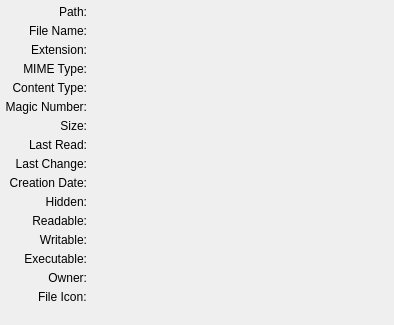
Old version of the form ui/fileinfowidget.ui in the repository rikyoz/MrHash.
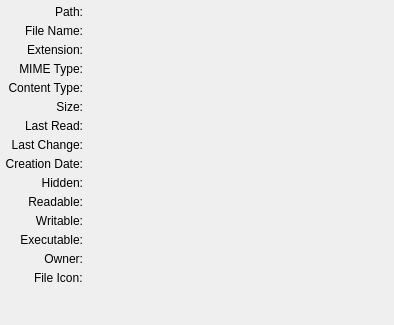
New version of the form.

Commit message: Remove useless code

Patch:
```diff
--- a/ui/fileinfowidget.ui
+++ b/ui/fileinfowidget.ui
@@ -142,26 +142,6 @@
     </widget>
    </item>
    <item row="5" column="0">
-    <widget class="QLabel" name="label_37">
-     <property name="text">
-      <string>Magic Number:</string>
-     </property>
-     <property name="alignment">
-      <set>Qt::AlignRight|Qt::AlignTrailing|Qt::AlignVCenter</set>
-     </property>
-    </widget>
-   </item>
-   <item row="5" column="1">
-    <widget class="QLabel" name="magicLabel">
-     <property name="text">
-      <string/>
-     </property>
-     <property name="textInteractionFlags">
-      <set>Qt::LinksAccessibleByMouse|Qt::TextSelectableByMouse</set>
-     </property>
-    </widget>
-   </item>
-   <item row="6" column="0">
     <widget class="QLabel" name="label_24">
      <property name="text">
       <string>Size:</string>
@@ -171,7 +151,7 @@
      </property>
     </widget>
    </item>
-   <item row="6" column="1">
+   <item row="5" column="1">
     <widget class="QLabel" name="sizeLabel">
      <property name="text">
       <string/>
@@ -181,7 +161,7 @@
      </property>
     </widget>
    </item>
-   <item row="7" column="0">
+   <item row="6" column="0">
     <widget class="QLabel" name="label_29">
      <property name="text">
       <string>Last Read:</string>
@@ -191,7 +171,7 @@
      </property>
     </widget>
    </item>
-   <item row="7" column="1">
+   <item row="6" column="1">
     <widget class="QLabel" name="lastReadLabel">
      <property name="text">
       <string/>
@@ -201,7 +181,7 @@
      </property>
     </widget>
    </item>
-   <item row="8" column="0">
+   <item row="7" column="0">
     <widget class="QLabel" name="label_26">
      <property name="text">
       <string>Last Change:</string>
@@ -211,7 +191,7 @@
      </property>
     </widget>
    </item>
-   <item row="8" column="1">
+   <item row="7" column="1">
     <widget class="QLabel" name="lastChangeLabel">
      <property name="text">
       <string/>
@@ -221,7 +201,7 @@
      </property>
     </widget>
    </item>
-   <item row="9" column="0">
+   <item row="8" column="0">
     <widget class="QLabel" name="label_28">
      <property name="text">
       <string>Creation Date:</string>
@@ -231,7 +211,7 @@
      </property>
     </widget>
    </item>
-   <item row="9" column="1">
+   <item row="8" column="1">
     <widget class="QLabel" name="creationLabel">
      <property name="text">
       <string/>
@@ -241,7 +221,7 @@
      </property>
     </widget>
    </item>
-   <item row="10" column="0">
+   <item row="9" column="0">
     <widget class="QLabel" name="label_44">
      <property name="text">
       <string>Hidden:</string>
@@ -251,7 +231,7 @@
      </property>
     </widget>
    </item>
-   <item row="10" column="1">
+   <item row="9" column="1">
     <widget class="QLabel" name="hiddenLabel">
      <property name="text">
       <string/>
@@ -261,7 +241,7 @@
      </property>
     </widget>
    </item>
-   <item row="11" column="0">
+   <item row="10" column="0">
     <widget class="QLabel" name="label_41">
      <property name="text">
       <string>Readable:</string>
@@ -271,7 +251,7 @@
      </property>
     </widget>
    </item>
-   <item row="11" column="1">
+   <item row="10" column="1">
     <widget class="QLabel" name="readableLabel">
      <property name="text">
       <string/>
@@ -281,7 +261,7 @@
      </property>
     </widget>
    </item>
-   <item row="12" column="0">
+   <item row="11" column="0">
     <widget class="QLabel" name="label_42">
      <property name="text">
       <string>Writable:</string>
@@ -291,7 +271,7 @@
      </property>
     </widget>
    </item>
-   <item row="12" column="1">
+   <item row="11" column="1">
     <widget class="QLabel" name="writableLabel">
      <property name="text">
       <string/>
@@ -301,7 +281,7 @@
      </property>
     </widget>
    </item>
-   <item row="13" column="0">
+   <item row="12" column="0">
     <widget class="QLabel" name="label_43">
      <property name="text">
       <string>Executable:</string>
@@ -311,7 +291,7 @@
      </property>
     </widget>
    </item>
-   <item row="13" column="1">
+   <item row="12" column="1">
     <widget class="QLabel" name="executableLabel">
      <property name="text">
       <string/>
@@ -321,7 +301,7 @@
      </property>
     </widget>
    </item>
-   <item row="14" column="0">
+   <item row="13" column="0">
     <widget class="QLabel" name="label_45">
      <property name="text">
       <string>Owner:</string>
@@ -331,7 +311,7 @@
      </property>
     </widget>
    </item>
-   <item row="14" column="1">
+   <item row="13" column="1">
     <widget class="QLabel" name="ownerLabel">
      <property name="text">
       <string/>
@@ -341,14 +321,14 @@
      </property>
     </widget>
    </item>
-   <item row="15" column="0">
+   <item row="14" column="0">
     <widget class="QLabel" name="label">
      <property name="text">
       <string>File Icon:</string>
      </property>
     </widget>
    </item>
-   <item row="15" column="1">
+   <item row="14" column="1">
     <widget class="QLabel" name="fileIconLabel">
      <property name="text">
       <string/>
```
The commit also changes 1 other file.
